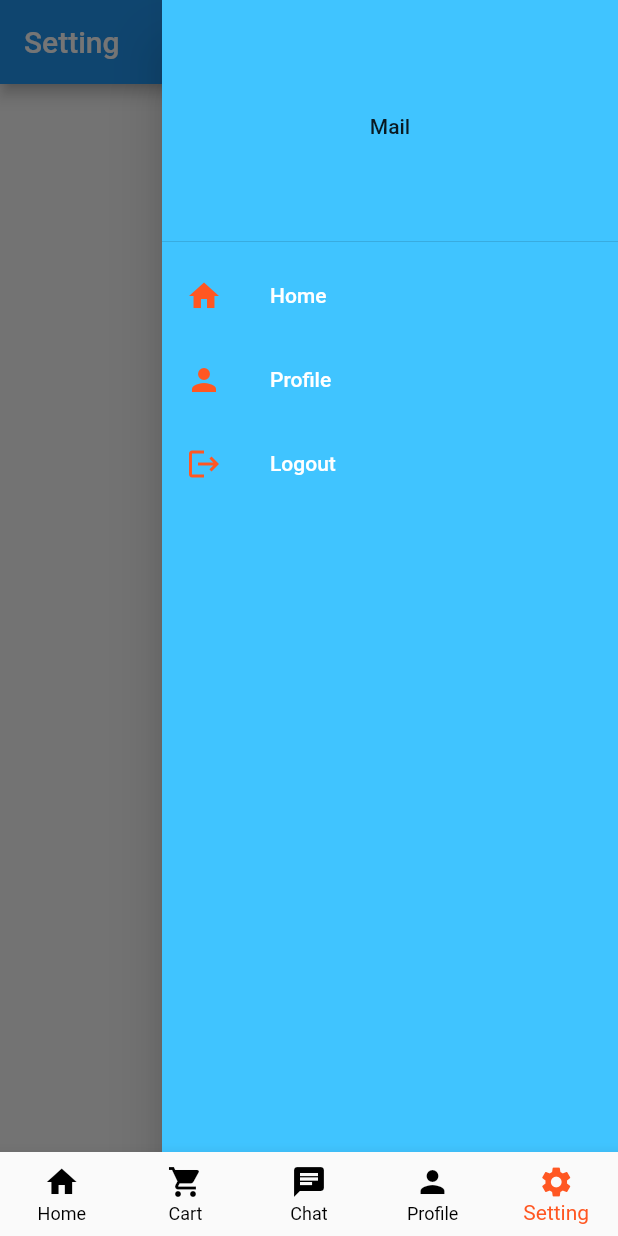
After one commit to saimadhav1825/flutter_prep, a Flutter app: the screen it shows after launch, item 5 of the bottom bar chosen, with the side drawer open, on a phone screen of 412 x 824 dp. The commit adds this screen. Run offline on Flutter 3.47's test engine with Material 2 defaults, Android fonts, the phone set to English and light mode, and no system bars; our stand-ins replace floor, fluttertoast, shared_preferences; accounts and stored records are empty.

Commit message:
bottom navigation view ,tab bar and drawer

```diff
--- a/lib/main.dart
+++ b/lib/main.dart
@@ -1,15 +1,13 @@
-
 import 'package:flutter/material.dart';
-import 'package:flutterpreparation/sampleLearn/sample_statelesswidget.dart';
+import 'package:flutterpreparation/sampleLearn/main_screen.dart';
 import 'package:flutterpreparation/samplescreenui/with_tabbar.dart';
-import 'package:fluttertoast/fluttertoast.dart';
 
 void main() {
   runApp(MaterialApp(
       title: "Sample App",
       debugShowCheckedModeBanner: false,
-      theme: ThemeData(primaryColor: Colors.blue, brightness: Brightness.dark),
-      home: Scaffold(
+      theme: ThemeData(primaryColor: Colors.blue, brightness: Brightness.light),
+      home: BottomNavigationView() /* Scaffold(
         appBar: AppBar(
           title: Text("Main Page"),
           titleTextStyle: TextStyle(fontStyle: FontStyle.italic),
@@ -29,8 +27,8 @@ void main() {
           ),
         ),
         backgroundColor: Colors.blueGrey,
-      )));
-}
+      ))*/));
+  }
 
 class MyApp extends StatefulWidget {
   @override
--- a/lib/sampleLearn/login_screen.dart
+++ b/lib/sampleLearn/login_screen.dart
@@ -44,7 +44,7 @@ class _LoginScreenState extends State<LoginScreen> {
                 setState(() => count++);
                 Fluttertoast.showToast(msg: "Click count $count");
               },
-              child: Text("Login"))
+              child: Text("Login")),Image.asset("images/download.png")
         ],
       ),
     );
--- /dev/null
+++ b/lib/sampleLearn/main_screen.dart
@@ -0,0 +1,47 @@
+import 'package:flutter/material.dart';
+import 'package:flutterpreparation/sampleLearn/home_screen_tab_view.dart';
+import 'package:flutterpreparation/sampleLearn/setting_screen.dart';
+
+class BottomNavigationView extends StatefulWidget {
+  const BottomNavigationView({super.key});
+
+  @override
+  State<StatefulWidget> createState() => _BottomNavigationState();
+}
+
+class _BottomNavigationState extends State<BottomNavigationView> {
+  int _currentPosition = 0;
+  var list = const [
+    Center(child: HomeScreenTabView()),
+    Center(child: Text("Cart")),
+    Center(child: Text("Chat")),
+    Center(child: Text("Profile")),
+    Center(child: SettingScreenView())
+  ];
+
+  @override
+  Widget build(BuildContext context) {
+    return Scaffold(
+      body: list[_currentPosition],
+      bottomNavigationBar: BottomNavigationBar(
+        type: BottomNavigationBarType.fixed,
+        currentIndex: _currentPosition,
+        selectedItemColor: Colors.deepOrange,
+        unselectedItemColor: Colors.black,
+        items: const [
+          BottomNavigationBarItem(icon: Icon(Icons.home), label: "Home"),
+          BottomNavigationBarItem(
+              icon: Icon(Icons.shopping_cart), label: "Cart"),
+          BottomNavigationBarItem(icon: Icon(Icons.chat), label: "Chat"),
+          BottomNavigationBarItem(icon: Icon(Icons.person), label: "Profile"),
+          BottomNavigationBarItem(icon: Icon(Icons.settings), label: "Setting")
+        ],
+        onTap: (index) {
+          setState(() {
+            _currentPosition = index;
+          });
+        },
+      ),
+    );
+  }
+}
--- /dev/null
+++ b/lib/sampleLearn/setting_screen.dart
@@ -0,0 +1,41 @@
+import 'package:flutter/material.dart';
+
+class SettingScreenView extends StatefulWidget {
+  const SettingScreenView({super.key});
+
+  @override
+  State<StatefulWidget> createState() {
+    return _SettingScreenViewState();
+  }
+}
+
+class _SettingScreenViewState extends State<SettingScreenView> {
+  @override
+  Widget build(BuildContext context) {
+    return Scaffold(
+        appBar: AppBar(title: const Text("Setting")),
+        endDrawer: Drawer(
+          backgroundColor: Colors.lightBlueAccent,
+          child: ListView(
+            children: const <Widget>[
+              DrawerHeader(child: Center(child: Text("Mail"))),
+              ListTile(
+                title: Text("Home",style: TextStyle(color: Colors.white),),
+                leading: Icon(
+                  Icons.home,
+                  color: Colors.deepOrange,
+                ),
+              ),
+              ListTile(
+                title: Text("Profile",style: TextStyle(color: Colors.white)),
+                leading: Icon(Icons.person, color: Colors.deepOrange),
+              ),
+              ListTile(
+                title: Text("Logout",style: TextStyle(color: Colors.white)),
+                leading: Icon(Icons.logout, color: Colors.deepOrange),
+              )
+            ],
+          ),
+        ));
+  }
+}
```
Also changed, not shown: lib/sampleLearn/home_screen_tab_view.dart (added, +31 -0 lines).
